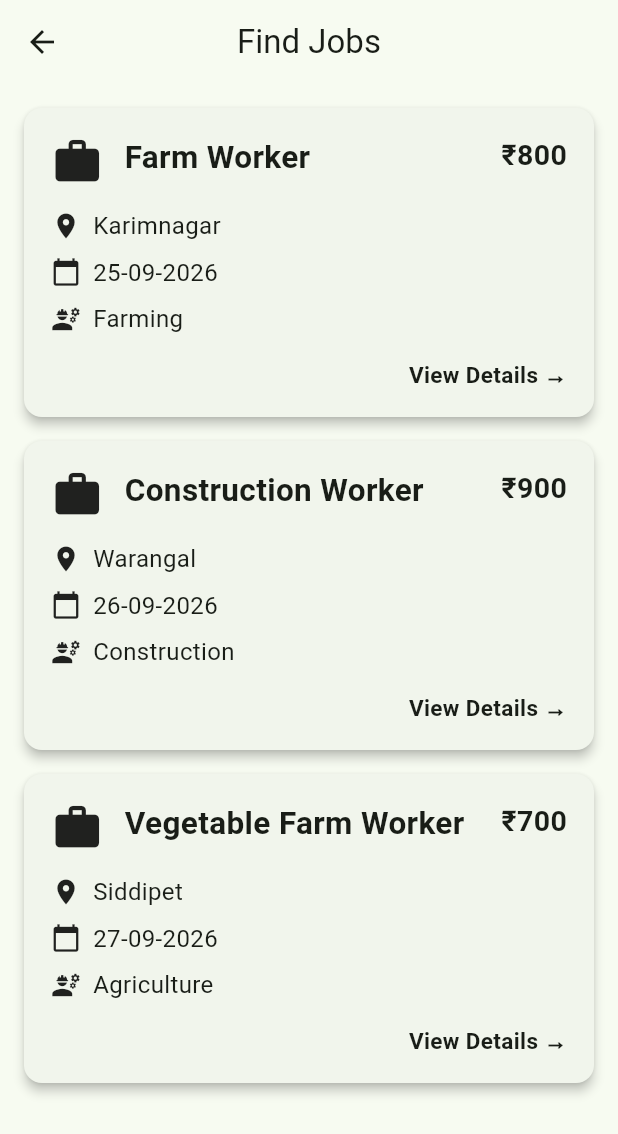
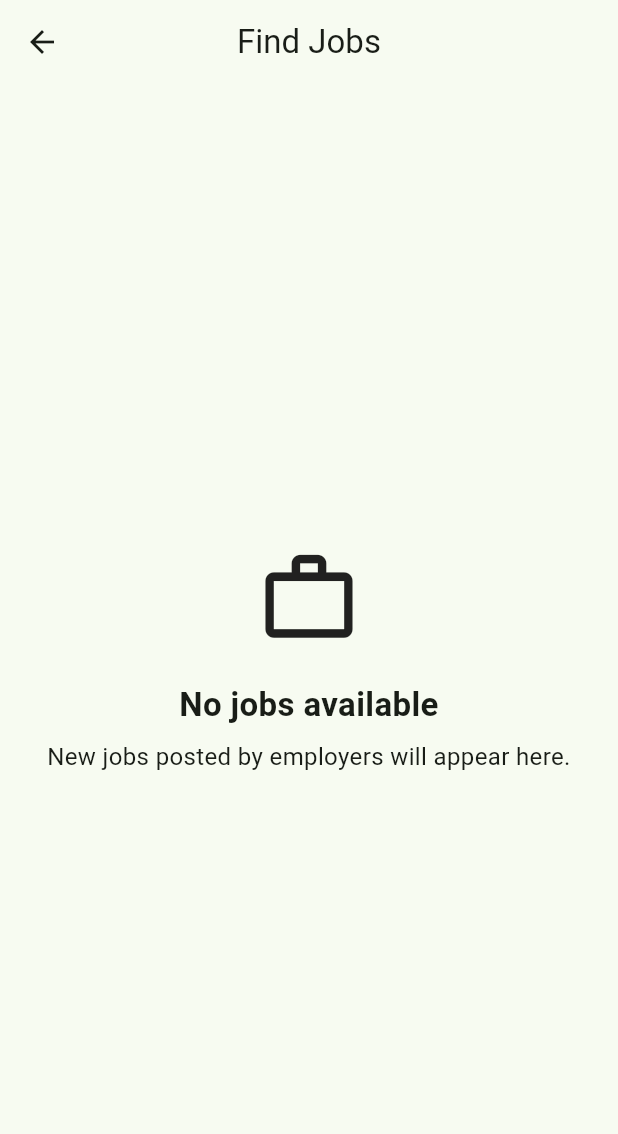
Before and after one commit to Prem123e/RozgarMitra, a Flutter app: the JobListScreen screen opened directly with empty values, on a phone screen of 412 x 824 dp. Shown: the top 1134 px of the screen. Run offline on Flutter 3.47's test engine with Material 3 defaults, Android fonts, the phone set to English and light mode, and no system bars.

Commit message:
Fix multilingual employer job marketplace

```diff
--- a/lib/models/job.dart
+++ b/lib/models/job.dart
@@ -1,27 +1,62 @@
 class Job {
   final String id;
-  final String title;
-  final String description;
-  final String location;
+
+  // Original content entered by the employer.
+  final String originalLanguage;
+  final String originalTitle;
+  final String originalDescription;
+  final String originalLocation;
+  final String originalRequiredSkill;
+
+  // Translated content for workers.
+  final Map<String, JobTranslation> translations;
+
   final double dailyWage;
   final int numberOfWorkers;
   final String workDate;
-  final String requiredSkill;
   final String employerName;
   final String status;
   final DateTime createdAt;
 
   Job({
     required this.id,
-    required this.title,
-    required this.description,
-    required this.location,
+    required this.originalLanguage,
+    required this.originalTitle,
+    required this.originalDescription,
+    required this.originalLocation,
+    required this.originalRequiredSkill,
+    required this.translations,
     required this.dailyWage,
     required this.numberOfWorkers,
     required this.workDate,
-    required this.requiredSkill,
     required this.employerName,
     required this.status,
     required this.createdAt,
   });
+
+  JobTranslation getTranslation(
+    String language,
+  ) {
+    return translations[language] ??
+        JobTranslation(
+          title: originalTitle,
+          description: originalDescription,
+          location: originalLocation,
+          requiredSkill: originalRequiredSkill,
+        );
+  }
 }
+
+class JobTranslation {
+  final String title;
+  final String description;
+  final String location;
+  final String requiredSkill;
+
+  JobTranslation({
+    required this.title,
+    required this.description,
+    required this.location,
+    required this.requiredSkill,
+  });
+}
--- a/lib/screens/job_list_screen.dart
+++ b/lib/screens/job_list_screen.dart
@@ -3,6 +3,8 @@ import 'package:flutter/material.dart';
 import '../models/application.dart';
 import '../models/job.dart';
 import '../services/application_store.dart';
+import '../services/job_store.dart';
+import '../services/job_translation_service.dart';
 
 class JobListScreen extends StatelessWidget {
   final String selectedLanguage;
@@ -12,53 +14,9 @@ class JobListScreen extends StatelessWidget {
     required this.selectedLanguage,
   });
 
-  List<Job> _getSampleJobs() {
-    return [
-      Job(
-        id: 'JOB001',
-        title: 'Farm Worker',
-        description: 'Harvesting work on agricultural land.',
-        location: 'Karimnagar',
-        dailyWage: 800,
-        numberOfWorkers: 5,
-        workDate: '25-09-2026',
-        requiredSkill: 'Farming',
-        employerName: 'Local Farmer',
-        status: 'Published',
-        createdAt: DateTime.now(),
-      ),
-      Job(
-        id: 'JOB002',
-        title: 'Construction Worker',
-        description: 'General construction and site assistance.',
-        location: 'Warangal',
-        dailyWage: 900,
-        numberOfWorkers: 8,
-        workDate: '26-09-2026',
-        requiredSkill: 'Construction',
-        employerName: 'ABC Constructions',
-        status: 'Published',
-        createdAt: DateTime.now(),
-      ),
-      Job(
-        id: 'JOB003',
-        title: 'Vegetable Farm Worker',
-        description: 'Vegetable harvesting and packing work.',
-        location: 'Siddipet',
-        dailyWage: 700,
-        numberOfWorkers: 10,
-        workDate: '27-09-2026',
-        requiredSkill: 'Agriculture',
-        employerName: 'Green Farm',
-        status: 'Published',
-        createdAt: DateTime.now(),
-      ),
-    ];
-  }
-
   @override
   Widget build(BuildContext context) {
-    final jobs = _getSampleJobs();
+    final jobs = JobStore.jobs;
 
     return Scaffold(
       appBar: AppBar(
@@ -68,7 +26,9 @@ class JobListScreen extends StatelessWidget {
         centerTitle: true,
       ),
       body: SafeArea(
-        child: ListView.builder(
+        child: jobs.isEmpty
+            ? _buildEmptyState()
+            : ListView.builder(
                 padding: const EdgeInsets.all(16),
                 itemCount: jobs.length,
                 itemBuilder: (context, index) {
@@ -84,11 +44,52 @@ class JobListScreen extends StatelessWidget {
     );
   }
 
+  Widget _buildEmptyState() {
+    return const Center(
+      child: Padding(
+        padding: EdgeInsets.all(24),
+        child: Column(
+          mainAxisAlignment: MainAxisAlignment.center,
+          children: [
+            Icon(
+              Icons.work_outline,
+              size: 70,
+            ),
+            SizedBox(height: 20),
+            Text(
+              'No jobs available',
+              textAlign: TextAlign.center,
+              style: TextStyle(
+                fontSize: 22,
+                fontWeight: FontWeight.bold,
+              ),
+            ),
+            SizedBox(height: 8),
+            Text(
+              'New jobs posted by employers will appear here.',
+              textAlign: TextAlign.center,
+              style: TextStyle(
+                fontSize: 16,
+              ),
+            ),
+          ],
+        ),
+      ),
+    );
+  }
+
   Widget _buildJobCard(
     BuildContext context,
     Job job,
   ) {
-    final alreadyApplied = ApplicationStore.hasAppliedToJob(
+    final translation =
+        JobTranslationService.getTranslationForWorker(
+      job: job,
+      workerLanguage: selectedLanguage,
+    );
+
+    final alreadyApplied =
+        ApplicationStore.hasAppliedToJob(
       job.id,
     );
 
@@ -120,7 +121,7 @@ class JobListScreen extends StatelessWidget {
                   const SizedBox(width: 14),
                   Expanded(
                     child: Text(
-                      job.title,
+                      translation.title,
                       style: const TextStyle(
                         fontSize: 21,
                         fontWeight: FontWeight.bold,
@@ -136,9 +137,7 @@ class JobListScreen extends StatelessWidget {
                   ),
                 ],
               ),
-
               const SizedBox(height: 14),
-
               Row(
                 children: [
                   const Icon(
@@ -148,7 +147,7 @@ class JobListScreen extends StatelessWidget {
                   const SizedBox(width: 8),
                   Expanded(
                     child: Text(
-                      job.location,
+                      translation.location,
                       style: const TextStyle(
                         fontSize: 16,
                       ),
@@ -156,9 +155,7 @@ class JobListScreen extends StatelessWidget {
                   ),
                 ],
               ),
-
               const SizedBox(height: 8),
-
               Row(
                 children: [
                   const Icon(
@@ -174,9 +171,7 @@ class JobListScreen extends StatelessWidget {
                   ),
                 ],
               ),
-
               const SizedBox(height: 8),
-
               Row(
                 children: [
                   const Icon(
@@ -186,7 +181,7 @@ class JobListScreen extends StatelessWidget {
                   const SizedBox(width: 8),
                   Expanded(
                     child: Text(
-                      job.requiredSkill,
+                      translation.requiredSkill,
                       style: const TextStyle(
                         fontSize: 16,
                       ),
@@ -194,9 +189,7 @@ class JobListScreen extends StatelessWidget {
                   ),
                 ],
               ),
-
               const SizedBox(height: 14),
-
               Align(
                 alignment: Alignment.centerRight,
                 child: Text(
@@ -223,7 +216,14 @@ class JobListScreen extends StatelessWidget {
     BuildContext context,
     Job job,
   ) {
-    final alreadyApplied = ApplicationStore.hasAppliedToJob(
+    final translation =
+        JobTranslationService.getTranslationForWorker(
+      job: job,
+      workerLanguage: selectedLanguage,
+    );
+
+    final alreadyApplied =
+        ApplicationStore.hasAppliedToJob(
       job.id,
     );
 
@@ -243,24 +243,21 @@ class JobListScreen extends StatelessWidget {
                       width: 45,
                       height: 5,
                       decoration: BoxDecoration(
-                        borderRadius: BorderRadius.circular(10),
+                        borderRadius:
+                            BorderRadius.circular(10),
                         color: Colors.grey,
                       ),
                     ),
                   ),
-
                   const SizedBox(height: 24),
-
                   Text(
-                    job.title,
+                    translation.title,
                     style: const TextStyle(
                       fontSize: 26,
                       fontWeight: FontWeight.bold,
                     ),
                   ),
-
                   const SizedBox(height: 8),
-
                   Text(
                     '₹${job.dailyWage.toStringAsFixed(0)} / day',
                     style: const TextStyle(
@@ -268,47 +265,38 @@ class JobListScreen extends StatelessWidget {
                       fontWeight: FontWeight.bold,
                     ),
                   ),
-
                   const SizedBox(height: 24),
-
                   _buildDetail(
                     Icons.description,
                     'Description',
-                    job.description,
+                    translation.description,
                   ),
-
                   _buildDetail(
                     Icons.location_on,
                     'Location',
-                    job.location,
+                    translation.location,
                   ),
-
                   _buildDetail(
                     Icons.calendar_today,
                     'Work Date',
                     job.workDate,
                   ),
-
                   _buildDetail(
                     Icons.people,
                     'Workers Required',
                     '${job.numberOfWorkers}',
                   ),
-
                   _buildDetail(
                     Icons.engineering,
                     'Required Skill',
-                    job.requiredSkill,
+                    translation.requiredSkill,
                   ),
-
                   _buildDetail(
                     Icons.business,
                     'Employer',
                     job.employerName,
                   ),
-
                   const SizedBox(height: 20),
-
                   SizedBox(
                     width: double.infinity,
                     height: 55,
@@ -336,7 +324,6 @@ class JobListScreen extends StatelessWidget {
                       ),
                     ),
                   ),
-
                   const SizedBox(height: 10),
                 ],
               ),
@@ -367,10 +354,16 @@ class JobListScreen extends StatelessWidget {
 
     Navigator.pop(context);
 
+    final translation =
+        JobTranslationService.getTranslationForWorker(
+      job: job,
+      workerLanguage: selectedLanguage,
+    );
+
     ScaffoldMessenger.of(context).showSnackBar(
       SnackBar(
         content: Text(
-          'Application submitted for ${job.title}',
+          'Application submitted for ${translation.title}',
         ),
       ),
     );
@@ -395,7 +388,8 @@ class JobListScreen extends StatelessWidget {
           const SizedBox(width: 14),
           Expanded(
             child: Column(
-              crossAxisAlignment: CrossAxisAlignment.start,
+              crossAxisAlignment:
+                  CrossAxisAlignment.start,
               children: [
                 Text(
                   label,
--- /dev/null
+++ b/lib/services/job_store.dart
@@ -0,0 +1,35 @@
+import '../models/job.dart';
+
+class JobStore {
+  static final List<Job> _jobs = [];
+
+  static List<Job> get jobs {
+    return List.unmodifiable(_jobs);
+  }
+
+  static void addJob(
+    Job job,
+  ) {
+    _jobs.add(job);
+  }
+
+  static Job? getJobById(
+    String jobId,
+  ) {
+    for (final job in _jobs) {
+      if (job.id == jobId) {
+        return job;
+      }
+    }
+
+    return null;
+  }
+
+  static bool containsJob(
+    String jobId,
+  ) {
+    return _jobs.any(
+      (job) => job.id == jobId,
+    );
+  }
+}
```
Also changed, not shown: lib/screens/job_posted_success_screen.dart (+19 -25 lines), lib/screens/my_applications_screen.dart (+9 -10 lines), lib/screens/post_job_screen.dart (+19 -24 lines), lib/services/job_translation_service.dart (added, +249 -0 lines). Lines whose indentation alone changed are shown as unchanged.
